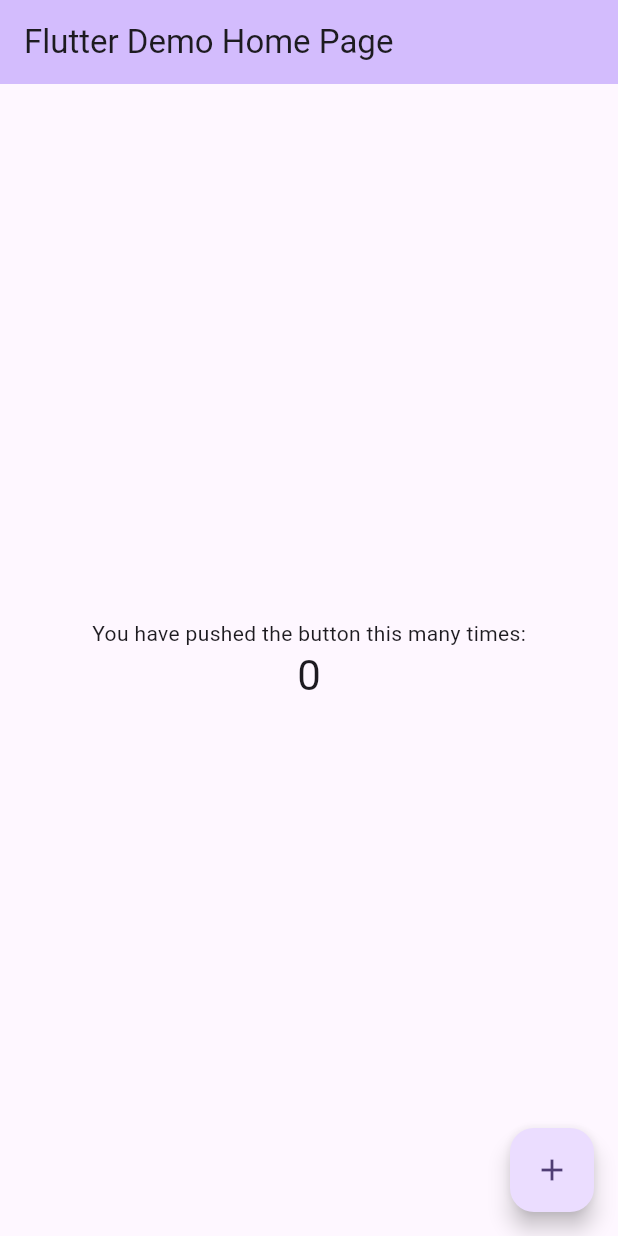
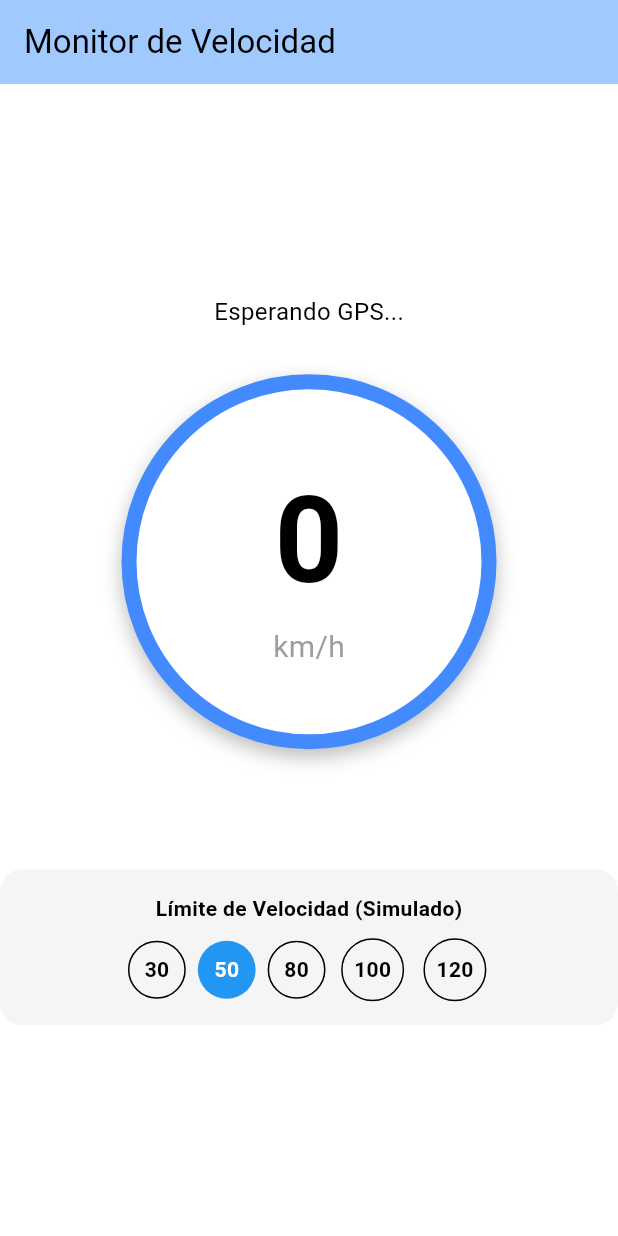
Before and after one commit to could-ai/019b29d0-6aa7-72cb-aad9-c2b2d7b412ba, a Flutter app: the screen it shows after launch, on a phone screen of 412 x 824 dp. Run offline on Flutter 3.47's test engine with Material 3 defaults, Android fonts, the phone set to English and light mode, and no system bars; our stand-ins replace geolocator; statements that could not run were skipped.

Commit message:
Added geolocator and permission_handler dependencies for GPS tracking functionality.; Added Android location permissions (ACCESS_FINE_LOCATION, ACCESS_COARSE_LOCATION) to AndroidManifest.xml.; Created SpeedMonitorScreen to handle GPS speed tracking, display current speed in km/h, and provide visual alerts when exceeding a user-selectable speed limit.; Updated main.dart to set SpeedMonitorScreen as the home screen and configured the app theme.

```diff
--- a/usr/lib/main.dart
+++ b/usr/lib/main.dart
@@ -1,4 +1,5 @@
 import 'package:flutter/material.dart';
+import 'screens/speed_monitor_screen.dart';
 
 void main() {
   runApp(const MyApp());
@@ -7,117 +8,19 @@ void main() {
 class MyApp extends StatelessWidget {
   const MyApp({super.key});
 
-  // This widget is the root of your application.
   @override
   Widget build(BuildContext context) {
     return MaterialApp(
-      title: 'Flutter Demo',
+      title: 'Detector de Velocidad',
       debugShowCheckedModeBanner: false,
       theme: ThemeData(
-        // This is the theme of your application.
-        //
-        // TRY THIS: Try running your application with "flutter run". You'll see
-        // the application has a purple toolbar. Then, without quitting the app,
-        // try changing the seedColor in the colorScheme below to Colors.green
-        // and then invoke "hot reload" (save your changes or press the "hot
-        // reload" button in a Flutter-supported IDE, or press "r" if you used
-        // the command line to start the app).
-        //
-        // Notice that the counter didn't reset back to zero; the application
-        // state is not lost during the reload. To reset the state, use hot
-        // restart instead.
-        //
-        // This works for code too, not just values: Most code changes can be
-        // tested with just a hot reload.
-        colorScheme: ColorScheme.fromSeed(seedColor: Colors.deepPurple),
+        colorScheme: ColorScheme.fromSeed(seedColor: Colors.blue),
+        useMaterial3: true,
       ),
       initialRoute: '/',
       routes: {
-        '/': (context) => const MyHomePage(title: 'Flutter Demo Home Page'),
+        '/': (context) => const SpeedMonitorScreen(),
       },
     );
   }
 }
-
-class MyHomePage extends StatefulWidget {
-  const MyHomePage({super.key, required this.title});
-
-  // This widget is the home page of your application. It is stateful, meaning
-  // that it has a State object (defined below) that contains fields that affect
-  // how it looks.
-
-  // This class is the configuration for the state. It holds the values (in this
-  // case the title) provided by the parent (in this case the App widget) and
-  // used by the build method of the State. Fields in a Widget subclass are
-  // always marked "final".
-
-  final String title;
-
-  @override
-  State<MyHomePage> createState() => _MyHomePageState();
-}
-
-class _MyHomePageState extends State<MyHomePage> {
-  int _counter = 0;
-
-  void _incrementCounter() {
-    setState(() {
-      // This call to setState tells the Flutter framework that something has
-      // changed in this State, which causes it to rerun the build method below
-      // so that the display can reflect the updated values. If we changed
-      // _counter without calling setState(), then the build method would not be
-      // called again, and so nothing would appear to happen.
-      _counter++;
-    });
-  }
-
-  @override
-  Widget build(BuildContext context) {
-    // This method is rerun every time setState is called, for instance as done
-    // by the _incrementCounter method above.
-    //
-    // The Flutter framework has been optimized to make rerunning build methods
-    // fast, so that you can just rebuild anything that needs updating rather
-    // than having to individually change instances of widgets.
-    return Scaffold(
-      appBar: AppBar(
-        // TRY THIS: Try changing the color here to a specific color (to
-        // Colors.amber, perhaps?) and trigger a hot reload to see the AppBar
-        // change color while the other colors stay the same.
-        backgroundColor: Theme.of(context).colorScheme.inversePrimary,
-        // Here we take the value from the MyHomePage object that was created by
-        // the App.build method, and use it to set our appbar title.
-        title: Text(widget.title),
-      ),
-      body: Center(
-        // Center is a layout widget. It takes a single child and positions it
-        // in the middle of the parent.
-        child: Column(
-          // Column is also a layout widget. It takes a list of children and
-          // arranges them vertically. By default, it sizes itself to fit its
-          // children horizontally, and tries to be as tall as its parent.
-          //
-          // Column has various properties to control how it sizes itself and
-          // how it positions its children. Here we use mainAxisAlignment to
-          // center the children vertically; the main axis here is the vertical
-          // axis because Columns are vertical (the cross axis would be
-          // horizontal).
-          //
-          // TRY THIS: Invoke "debug painting" (choose the "Toggle Debug Paint"
-          // action in the IDE, or press "p" in the console), to see the
-          // wireframe for each widget.
-          mainAxisAlignment: MainAxisAlignment.center,
-          children: <Widget>[
-            const Text('You have pushed the button this many times:'),
-            Text('$_counter', style: Theme.of(context).textTheme.headlineMedium),
-          ],
-        ),
-      ),
-      floatingActionButton: FloatingActionButton(
-        onPressed: _incrementCounter,
-        tooltip: 'Increment',
-        child: const Icon(Icons.add),
-      ), // This trailing comma makes auto-formatting nicer for build methods.
-    );
-  }
-}
--- /dev/null
+++ b/usr/lib/screens/speed_monitor_screen.dart
@@ -0,0 +1,254 @@
+import 'package:flutter/material.dart';
+import 'package:geolocator/geolocator.dart';
+import 'dart:async';
+
+class SpeedMonitorScreen extends StatefulWidget {
+  const SpeedMonitorScreen({super.key});
+
+  @override
+  State<SpeedMonitorScreen> createState() => _SpeedMonitorScreenState();
+}
+
+class _SpeedMonitorScreenState extends State<SpeedMonitorScreen> {
+  // Velocidad actual en km/h
+  double _currentSpeed = 0.0;
+
+  // Límite de velocidad simulado (en una app real vendría de una API de mapas)
+  double _speedLimit = 50.0;
+
+  // Stream subscription para la posición
+  StreamSubscription<Position>? _positionStreamSubscription;
+
+  // Estado de permisos
+  String _statusMessage = "Esperando GPS...";
+  bool _isSpeeding = false;
+
+  @override
+  void initState() {
+    super.initState();
+    _initLocationService();
+  }
+
+  @override
+  void dispose() {
+    _positionStreamSubscription?.cancel();
+    super.dispose();
+  }
+
+  Future<void> _initLocationService() async {
+    bool serviceEnabled;
+    LocationPermission permission;
+
+    // 1. Verificar si el servicio de ubicación está habilitado
+    serviceEnabled = await Geolocator.isLocationServiceEnabled();
+    if (!serviceEnabled) {
+      setState(() => _statusMessage = "El GPS está desactivado.");
+      return;
+    }
+
+    // 2. Verificar permisos
+    permission = await Geolocator.checkPermission();
+    if (permission == LocationPermission.denied) {
+      permission = await Geolocator.requestPermission();
+      if (permission == LocationPermission.denied) {
+        setState(() => _statusMessage = "Permiso de ubicación denegado.");
+        return;
+      }
+    }
+
+    if (permission == LocationPermission.deniedForever) {
+      setState(() => _statusMessage = "Permisos denegados permanentemente.");
+      return;
+    }
+
+    // 3. Iniciar el stream de posición
+    // Usamos LocationSettings para alta precisión (necesario para velocidad precisa)
+    const LocationSettings locationSettings = LocationSettings(
+      accuracy: LocationAccuracy.bestForNavigation,
+      distanceFilter: 0, // Actualizar con cada movimiento
+    );
+
+    _positionStreamSubscription = Geolocator.getPositionStream(locationSettings: locationSettings)
+        .listen((Position position) {
+
+      // La velocidad viene en metros por segundo (m/s).
+      // Multiplicamos por 3.6 para convertir a km/h.
+      double speedKmH = position.speed * 3.6;
+
+      // Filtrar ruido: si la velocidad es negativa o muy baja, poner 0
+      if (speedKmH < 1.0) speedKmH = 0.0;
+
+      setState(() {
+        _currentSpeed = speedKmH;
+        _statusMessage = "Monitoreando...";
+        _checkSpeedLimit();
+      });
+    });
+  }
+
+  void _checkSpeedLimit() {
+    if (_currentSpeed > _speedLimit) {
+      _isSpeeding = true;
+    } else {
+      _isSpeeding = false;
+    }
+  }
+
+  @override
+  Widget build(BuildContext context) {
+    // Definir colores según si excede el límite
+    final Color backgroundColor = _isSpeeding ? Colors.red.shade900 : Colors.white;
+    final Color textColor = _isSpeeding ? Colors.white : Colors.black;
+    final Color circleColor = _isSpeeding ? Colors.redAccent : Colors.blueAccent;
+
+    return Scaffold(
+      backgroundColor: backgroundColor,
+      appBar: AppBar(
+        title: const Text('Monitor de Velocidad'),
+        backgroundColor: _isSpeeding ? Colors.red.shade800 : Theme.of(context).colorScheme.inversePrimary,
+        foregroundColor: _isSpeeding ? Colors.white : Colors.black,
+      ),
+      body: Center(
+        child: Column(
+          mainAxisAlignment: MainAxisAlignment.center,
+          children: [
+            // Indicador de Estado
+            Text(
+              _statusMessage,
+              style: TextStyle(color: textColor, fontSize: 16),
+            ),
+            const SizedBox(height: 30),
+
+            // Círculo de Velocidad
+            Container(
+              width: 250,
+              height: 250,
+              decoration: BoxDecoration(
+                shape: BoxShape.circle,
+                color: Colors.white,
+                border: Border.all(
+                  color: circleColor,
+                  width: 10,
+                ),
+                boxShadow: [
+                  BoxShadow(
+                    color: Colors.black26,
+                    blurRadius: 10,
+                    offset: const Offset(0, 5),
+                  )
+                ],
+              ),
+              child: Column(
+                mainAxisAlignment: MainAxisAlignment.center,
+                children: [
+                  Text(
+                    _currentSpeed.toStringAsFixed(0),
+                    style: TextStyle(
+                      fontSize: 80,
+                      fontWeight: FontWeight.bold,
+                      color: Colors.black,
+                    ),
+                  ),
+                  const Text(
+                    "km/h",
+                    style: TextStyle(
+                      fontSize: 20,
+                      color: Colors.grey,
+                    ),
+                  ),
+                ],
+              ),
+            ),
+
+            const SizedBox(height: 40),
+
+            // Alerta Visual Grande
+            if (_isSpeeding)
+              Container(
+                padding: const EdgeInsets.symmetric(horizontal: 20, vertical: 10),
+                decoration: BoxDecoration(
+                  color: Colors.white,
+                  borderRadius: BorderRadius.circular(10),
+                ),
+                child: Row(
+                  mainAxisSize: MainAxisSize.min,
+                  children: const [
+                    Icon(Icons.warning, color: Colors.red, size: 30),
+                    SizedBox(width: 10),
+                    Text(
+                      "¡VELOCIDAD EXCEDIDA!",
+                      style: TextStyle(
+                        color: Colors.red,
+                        fontWeight: FontWeight.bold,
+                        fontSize: 18,
+                      ),
+                    ),
+                  ],
+                ),
+              ),
+
+            const SizedBox(height: 40),
+
+            // Selector de Límite de Velocidad (Simulación)
+            Container(
+              padding: const EdgeInsets.all(16),
+              decoration: BoxDecoration(
+                color: _isSpeeding ? Colors.white.withOpacity(0.2) : Colors.grey.shade100,
+                borderRadius: BorderRadius.circular(15),
+              ),
+              child: Column(
+                children: [
+                  Text(
+                    "Límite de Velocidad (Simulado)",
+                    style: TextStyle(color: textColor, fontWeight: FontWeight.bold),
+                  ),
+                  const SizedBox(height: 10),
+                  Row(
+                    mainAxisAlignment: MainAxisAlignment.center,
+                    children: [
+                      _buildLimitButton(30, textColor),
+                      _buildLimitButton(50, textColor),
+                      _buildLimitButton(80, textColor),
+                      _buildLimitButton(100, textColor),
+                      _buildLimitButton(120, textColor),
+                    ],
+                  ),
+                ],
+              ),
+            ),
+          ],
+        ),
+      ),
+    );
+  }
+
+  Widget _buildLimitButton(double limit, Color textColor) {
+    final bool isSelected = _speedLimit == limit;
+    return Padding(
+      padding: const EdgeInsets.symmetric(horizontal: 4.0),
+      child: InkWell(
+        onTap: () {
+          setState(() {
+            _speedLimit = limit;
+            _checkSpeedLimit();
+          });
+        },
+        child: Container(
+          padding: const EdgeInsets.all(10),
+          decoration: BoxDecoration(
+            color: isSelected ? (_isSpeeding ? Colors.white : Colors.blue) : Colors.transparent,
+            border: Border.all(color: isSelected ? Colors.transparent : textColor),
+            shape: BoxShape.circle,
+          ),
+          child: Text(
+            limit.toInt().toString(),
+            style: TextStyle(
+              color: isSelected ? (_isSpeeding ? Colors.red : Colors.white) : textColor,
+              fontWeight: FontWeight.bold,
+            ),
+          ),
+        ),
+      ),
+    );
+  }
+}
```
Also changed, not shown: usr/pubspec.yaml (+4 -70 lines), 1 other file.
